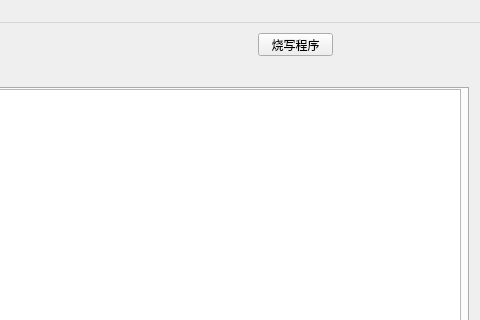
Old version of the form mainwindow.ui in the repository zhuyanliang/GlobelCanTools; both pictures show x 612 to 1092 and y 0 to 320 of the 1092 by 671 pixel window.
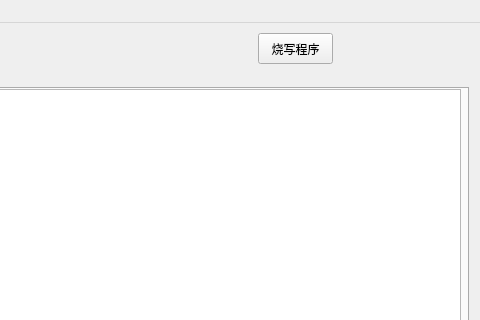
New version of the form. The open tabs and pages were chosen to show the change.

The edit to the form file:
```diff
--- a/mainwindow.ui
+++ b/mainwindow.ui
@@ -753,7 +753,7 @@
       <x>870</x>
       <y>10</y>
       <width>75</width>
-      <height>23</height>
+      <height>31</height>
      </rect>
     </property>
     <property name="text">
```
Left out of the diff: 2 changed lines with no effect on the pictures.
